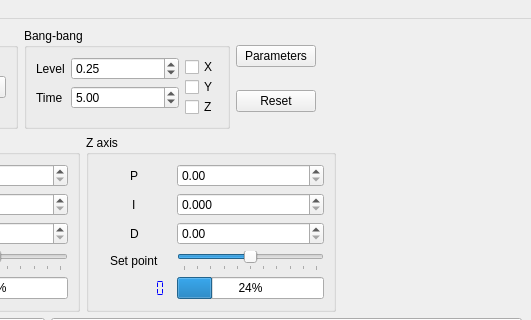
First picture: the form in mainwindow.ui, repository pbosetti/machine_sim, before the edit; both pictures show x 435 to 966 and y 0 to 320 of the 966 by 825 pixel window.
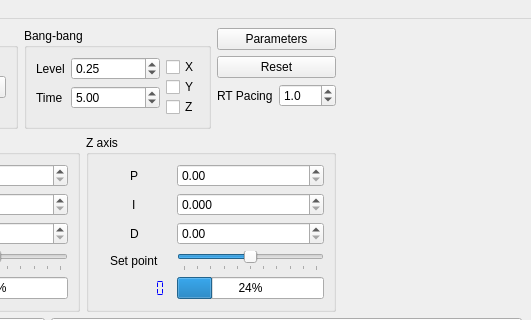
Second picture: the form after the edit. Custom widgets are drawn as their Qt base class.

Commit message: Added RT Pacing and version bump

Diff of the .ui file:
```diff
--- a/mainwindow.ui
+++ b/mainwindow.ui
@@ -227,6 +227,33 @@
           </property>
          </widget>
         </item>
+        <item>
+         <layout class="QFormLayout" name="formLayout_6">
+          <item row="0" column="0">
+           <widget class="QLabel" name="label_19">
+            <property name="text">
+             <string>RT Pacing</string>
+            </property>
+           </widget>
+          </item>
+          <item row="0" column="1">
+           <widget class="QDoubleSpinBox" name="rtPacing">
+            <property name="toolTip">
+             <string>&gt; 1 means slower</string>
+            </property>
+            <property name="decimals">
+             <number>1</number>
+            </property>
+            <property name="minimum">
+             <double>0.100000000000000</double>
+            </property>
+            <property name="value">
+             <double>1.000000000000000</double>
+            </property>
+           </widget>
+          </item>
+         </layout>
+        </item>
        </layout>
       </item>
       <item>
```
The commit also changes 4 other files.
